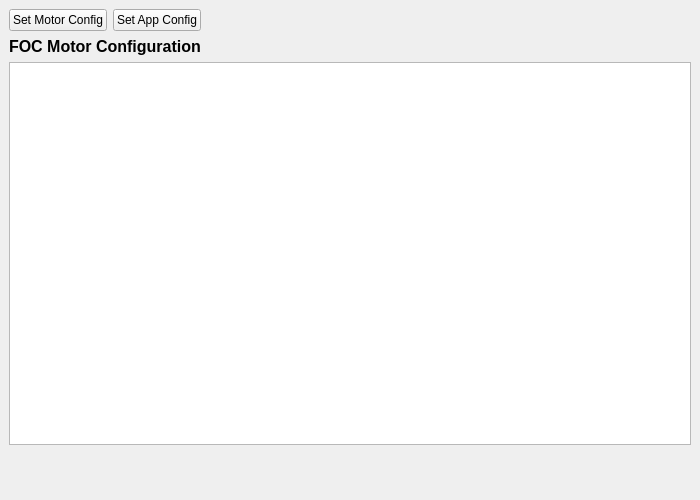
Above: pages/pagecontrollersetup.ui from vitalii-bokhin/vesc_tool before the change. Below: the same form after it.
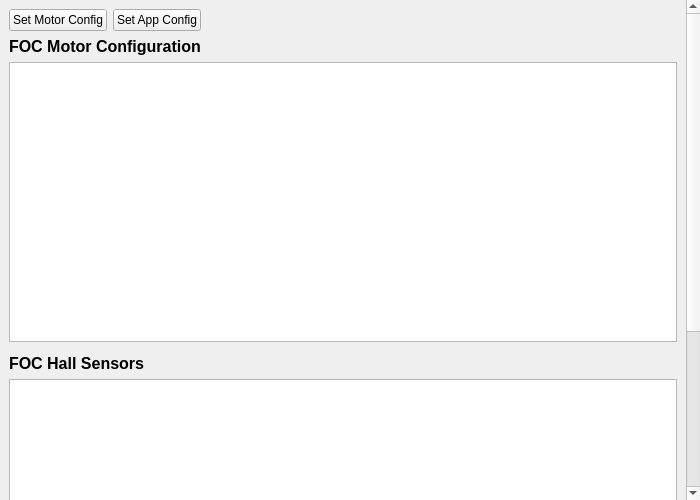
That is the form after the change. Icons and pictures are not drawn. Custom widgets are drawn as their Qt base class.

Commit message: detect hall

Diff of the .ui file:
```diff
--- a/pages/pagecontrollersetup.ui
+++ b/pages/pagecontrollersetup.ui
@@ -116,6 +116,33 @@
        <item>
         <widget class="DetectFoc" name="detectFoc" native="true"/>
        </item>
+       <item>
+        <widget class="QLabel" name="labelFocHall">
+         <property name="text">
+          <string>FOC Hall Sensors</string>
+         </property>
+         <property name="font">
+          <font>
+           <pointsize>12</pointsize>
+           <weight>75</weight>
+           <bold>true</bold>
+          </font>
+         </property>
+        </widget>
+       </item>
+       <item>
+        <widget class="ParamTable" name="hallTab">
+         <property name="minimumSize">
+          <size>
+           <width>0</width>
+           <height>350</height>
+          </size>
+         </property>
+        </widget>
+       </item>
+       <item>
+        <widget class="DetectFocHall" name="detectFocHall" native="true"/>
+       </item>
        <item>
         <spacer name="verticalSpacer">
          <property name="orientation">
@@ -147,6 +174,12 @@
    <header>widgets/detectfoc.h</header>
    <container>1</container>
   </customwidget>
+  <customwidget>
+   <class>DetectFocHall</class>
+   <extends>QWidget</extends>
+   <header>widgets/detectfochall.h</header>
+   <container>1</container>
+  </customwidget>
  </customwidgets>
  <resources>
   <include location="../res.qrc"/>
```
The commit also changes 1 other file.
